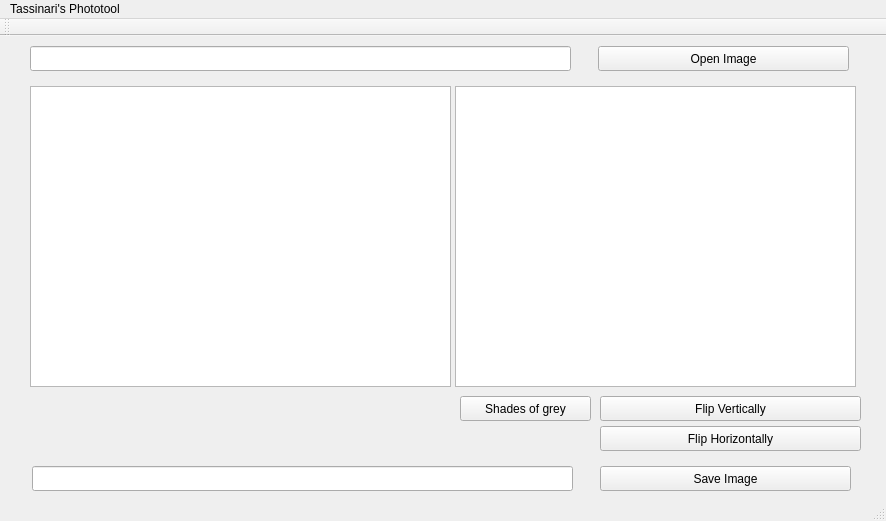
Qt form mainwindow.ui (guitassinari/fpi-project) before a commit.
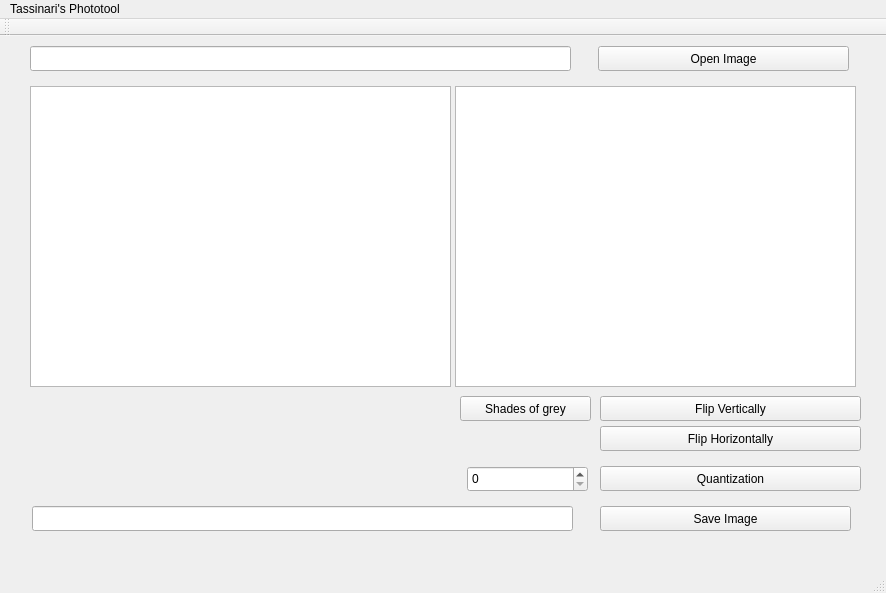
The same form after that commit.

Patch:
```diff
--- a/mainwindow.ui
+++ b/mainwindow.ui
@@ -7,7 +7,7 @@
     <x>0</x>
     <y>0</y>
     <width>886</width>
-    <height>521</height>
+    <height>593</height>
    </rect>
   </property>
   <property name="windowTitle">
@@ -100,7 +100,7 @@
     <property name="geometry">
      <rect>
       <x>600</x>
-      <y>430</y>
+      <y>470</y>
       <width>251</width>
       <height>25</height>
      </rect>
@@ -113,12 +113,35 @@
     <property name="geometry">
      <rect>
       <x>32</x>
-      <y>430</y>
+      <y>470</y>
       <width>541</width>
       <height>25</height>
      </rect>
     </property>
    </widget>
+   <widget class="QPushButton" name="QuantizationButton">
+    <property name="geometry">
+     <rect>
+      <x>600</x>
+      <y>430</y>
+      <width>261</width>
+      <height>25</height>
+     </rect>
+    </property>
+    <property name="text">
+     <string>Quantization</string>
+    </property>
+   </widget>
+   <widget class="QSpinBox" name="QuantizationNumber">
+    <property name="geometry">
+     <rect>
+      <x>467</x>
+      <y>430</y>
+      <width>121</width>
+      <height>26</height>
+     </rect>
+    </property>
+   </widget>
   </widget>
   <widget class="QToolBar" name="mainToolBar">
    <attribute name="toolBarArea">
```
